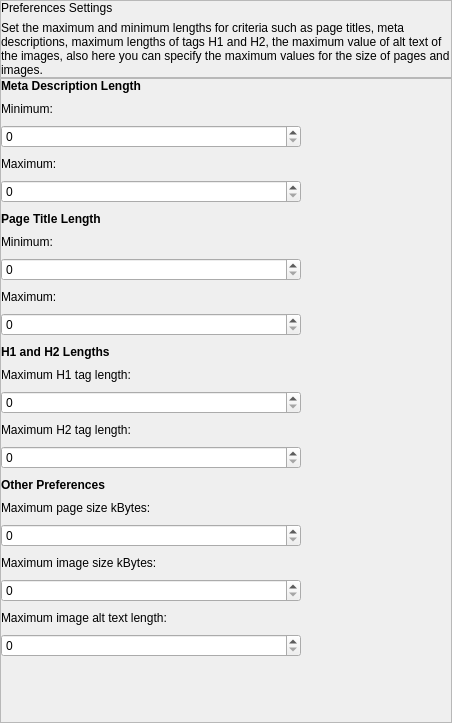
First picture: the form in seospider/ui/preferences_settings_widget.ui, repository andrascii/RiveSolutions_SEO_Spider, before the edit.
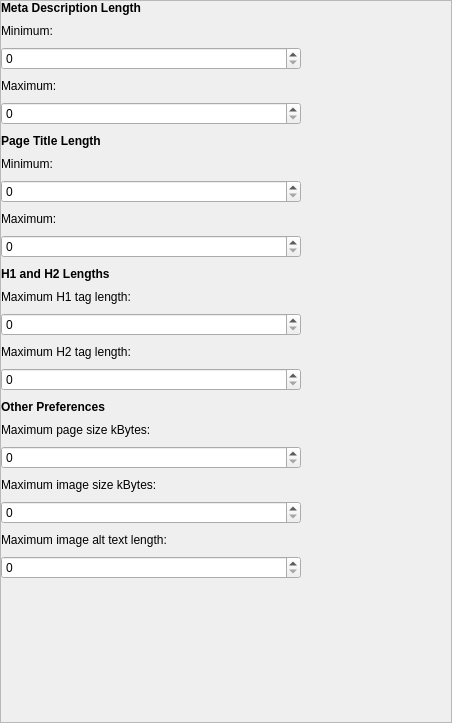
Second picture: the form after the edit.

```diff
--- a/seospider/ui/preferences_settings_widget.ui
+++ b/seospider/ui/preferences_settings_widget.ui
@@ -29,63 +29,6 @@
    <property name="bottomMargin">
     <number>0</number>
    </property>
-   <item>
-    <widget class="QFrame" name="headerFrame">
-     <property name="minimumSize">
-      <size>
-       <width>0</width>
-       <height>0</height>
-      </size>
-     </property>
-     <property name="maximumSize">
-      <size>
-       <width>16777215</width>
-       <height>16777215</height>
-      </size>
-     </property>
-     <property name="frameShape">
-      <enum>QFrame::StyledPanel</enum>
-     </property>
-     <property name="frameShadow">
-      <enum>QFrame::Raised</enum>
-     </property>
-     <layout class="QVBoxLayout" name="verticalLayout_3">
-      <property name="leftMargin">
-       <number>0</number>
-      </property>
-      <property name="topMargin">
-       <number>0</number>
-      </property>
-      <property name="rightMargin">
-       <number>0</number>
-      </property>
-      <property name="bottomMargin">
-       <number>0</number>
-      </property>
-      <item>
-       <layout class="QVBoxLayout" name="verticalLayout_2">
-        <item>
-         <widget class="QLabel" name="headerName">
-          <property name="text">
-           <string>Preferences Settings</string>
-          </property>
-         </widget>
-        </item>
-        <item>
-         <widget class="QLabel" name="text">
-          <property name="text">
-           <string>Set the maximum and minimum lengths for criteria such as page titles, meta descriptions, maximum lengths of tags H1 and H2, the maximum value of alt text of the images, also here you can specify the maximum values for the size of pages and images.</string>
-          </property>
-          <property name="wordWrap">
-           <bool>true</bool>
-          </property>
-         </widget>
-        </item>
-       </layout>
-      </item>
-     </layout>
-    </widget>
-   </item>
    <item>
     <widget class="QFrame" name="settingsFrame">
      <property name="frameShape">
```
